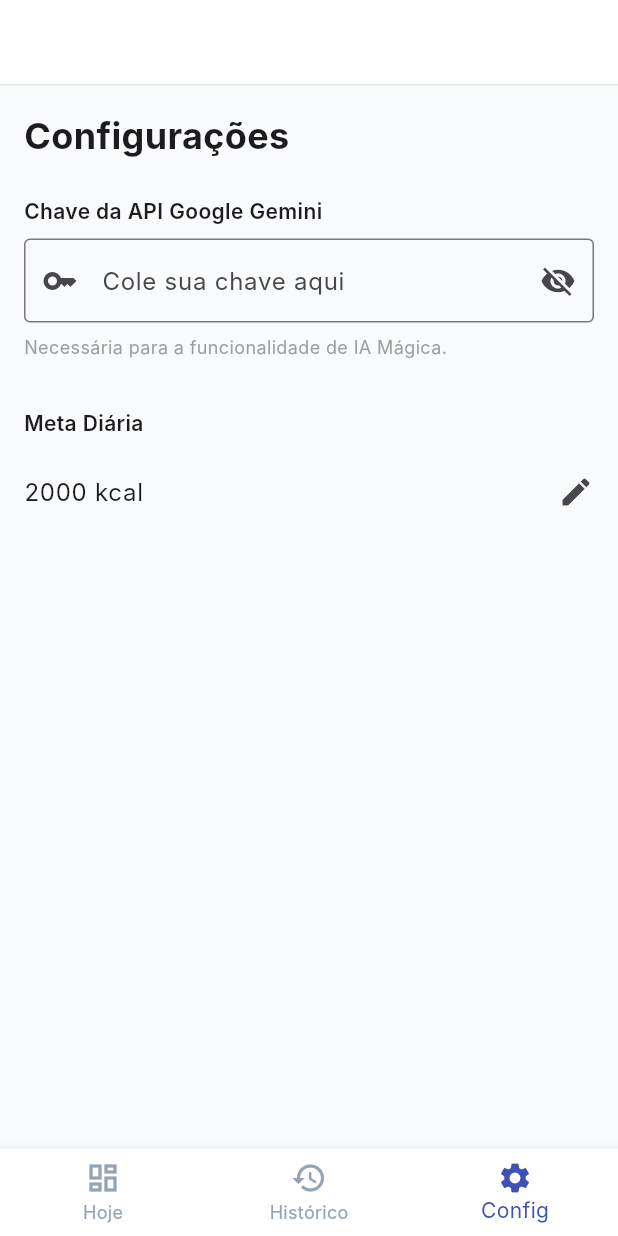
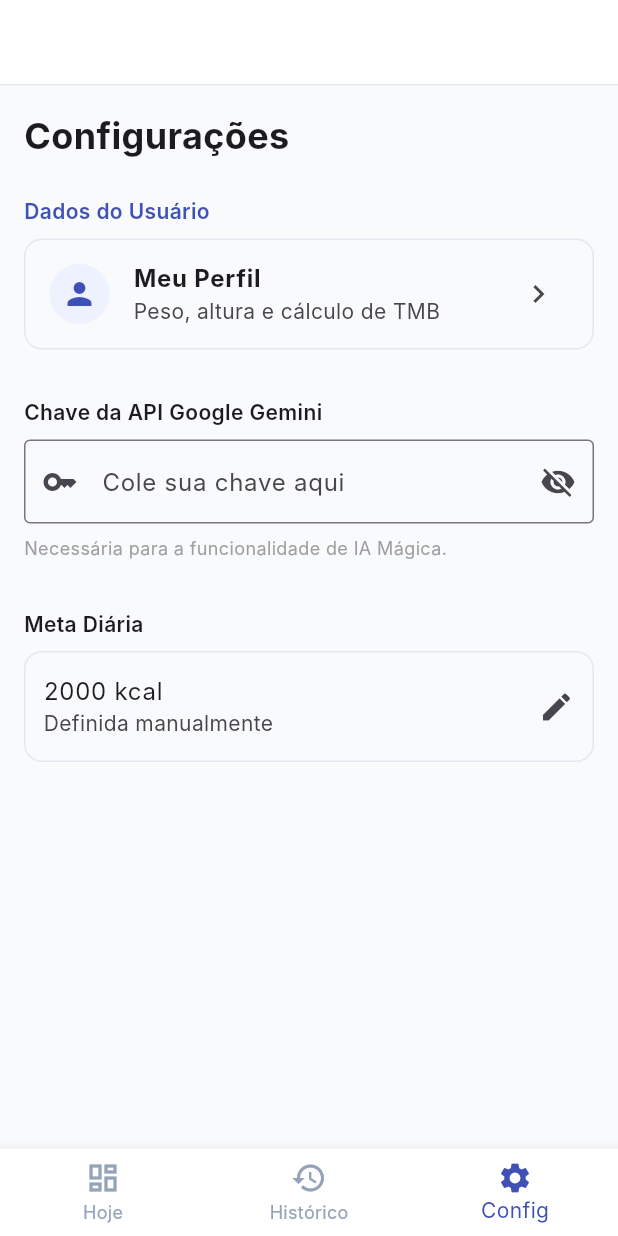
Before and after one commit to gabrielvalim0203/Contador-de-calorias-com-uso-de-IA-VERSAO-MOBILE, a Flutter app: the screen it shows after launch, item 3 of the bottom bar chosen, on a phone screen of 412 x 824 dp. Run offline on Flutter 3.47's test engine with Material 3 defaults, Android fonts, the light colour scheme and no system bars; our stand-ins replace google_generative_ai, image_picker, shared_preferences; Roboto replaces fonts that are missing (Inter).

Commit message:
feat: implementa perfil do usuário e cálculo automático de meta calórica (TMB)

```diff
--- a/lib/providers/meal_provider.dart
+++ b/lib/providers/meal_provider.dart
@@ -1,6 +1,42 @@
 import 'dart:convert';
 import 'package:flutter/foundation.dart';
 import 'package:shared_preferences/shared_preferences.dart';
+
+class UserProfile {
+  final int age;
+  final double weight;
+  final double height;
+  final String gender; // 'Masculino' or 'Feminino'
+  final double activityLevel;
+  final bool useAutoGoal;
+
+  UserProfile({
+    this.age = 25,
+    this.weight = 70.0,
+    this.height = 170.0,
+    this.gender = 'Masculino',
+    this.activityLevel = 1.2,
+    this.useAutoGoal = false,
+  });
+
+  Map<String, dynamic> toJson() => {
+    'age': age,
+    'weight': weight,
+    'height': height,
+    'gender': gender,
+    'activityLevel': activityLevel,
+    'useAutoGoal': useAutoGoal,
+  };
+
+  factory UserProfile.fromJson(Map<String, dynamic> json) => UserProfile(
+    age: json['age'] ?? 25,
+    weight: (json['weight'] as num?)?.toDouble() ?? 70.0,
+    height: (json['height'] as num?)?.toDouble() ?? 170.0,
+    gender: json['gender'] ?? 'Masculino',
+    activityLevel: (json['activityLevel'] as num?)?.toDouble() ?? 1.2,
+    useAutoGoal: json['useAutoGoal'] ?? false,
+  );
+}
 
 class Meal {
   final String id;
@@ -83,6 +119,7 @@ class MealProvider with ChangeNotifier {
   List<HistoryItem> _history = [];
   int _goal = 2000;
   String _apiKey = '';
+  UserProfile _profile = UserProfile();
 
   // OPCIONAL: Coloque sua chave aqui para ela já vir configurada!
   // (Lembre-se de apagar antes de subir para o GitHub!)
@@ -92,9 +129,26 @@ class MealProvider with ChangeNotifier {
 
   List<Meal> get meals => _meals;
   List<HistoryItem> get history => _history;
-  int get goal => _goal;
   String get apiKey => _apiKey;
   DateTime get selectedDate => _selectedDate;
+  UserProfile get profile => _profile;
+
+  int get goal {
+    if (_profile.useAutoGoal) {
+      return calculatedTDEE;
+    }
+    return _goal;
+  }
+
+  int get calculatedTDEE {
+    double tmb;
+    if (_profile.gender == 'Masculino') {
+      tmb = (10 * _profile.weight) + (6.25 * _profile.height) - (5 * _profile.age) + 5;
+    } else {
+      tmb = (10 * _profile.weight) + (6.25 * _profile.height) - (5 * _profile.age) - 161;
+    }
+    return (tmb * _profile.activityLevel).round();
+  }
 
   List<Meal> get currentMeals {
     return _meals.where((meal) {
@@ -136,6 +190,12 @@ class MealProvider with ChangeNotifier {
     // Load API Key
     _apiKey = prefs.getString('apiKey') ?? _hardcodedApiKey;
 
+    // Load Profile
+    final profileJson = prefs.getString('userProfile');
+    if (profileJson != null) {
+      _profile = UserProfile.fromJson(jsonDecode(profileJson));
+    }
+
     notifyListeners();
   }
 
@@ -145,6 +205,7 @@ class MealProvider with ChangeNotifier {
     prefs.setString('history', jsonEncode(_history.map((e) => e.toJson()).toList()));
     prefs.setInt('goal', _goal);
     prefs.setString('apiKey', _apiKey);
+    prefs.setString('userProfile', jsonEncode(_profile.toJson()));
   }
 
   void addMeal(String name, int calories, {int protein = 0, int carbs = 0, int fat = 0}) {
@@ -221,6 +282,12 @@ class MealProvider with ChangeNotifier {
     notifyListeners();
   }
 
+  void updateProfile(UserProfile newProfile) {
+    _profile = newProfile;
+    _saveToPrefs();
+    notifyListeners();
+  }
+
   void setSelectedDate(DateTime date) {
     _selectedDate = date;
     notifyListeners();
--- a/lib/screens/settings_screen.dart
+++ b/lib/screens/settings_screen.dart
@@ -1,6 +1,7 @@
 import 'package:flutter/material.dart';
 import 'package:provider/provider.dart';
 import '../providers/meal_provider.dart';
+import 'profile_screen.dart';
 
 class SettingsScreen extends StatefulWidget {
   const SettingsScreen({super.key});
@@ -31,6 +32,31 @@ class _SettingsScreenState extends State<SettingsScreen> {
           style: TextStyle(fontSize: 24, fontWeight: FontWeight.bold),
         ),
         const SizedBox(height: 24),
+
+        // Perfil Section
+        const Text(
+          'Dados do Usuário',
+          style: TextStyle(fontWeight: FontWeight.w600, color: Colors.indigo),
+        ),
+        const SizedBox(height: 8),
+        ListTile(
+          shape: RoundedRectangleBorder(borderRadius: BorderRadius.circular(12), side: const BorderSide(color: Color(0xFFE2E8F0))),
+          leading: const CircleAvatar(
+            backgroundColor: Color(0xFFEEF2FF),
+            child: Icon(Icons.person, color: Colors.indigo),
+          ),
+          title: const Text('Meu Perfil', style: TextStyle(fontWeight: FontWeight.bold)),
+          subtitle: const Text('Peso, altura e cálculo de TMB'),
+          trailing: const Icon(Icons.chevron_right),
+          onTap: () {
+            Navigator.push(
+              context,
+              MaterialPageRoute(builder: (context) => const ProfileScreen()),
+            );
+          },
+        ),
+
+        const SizedBox(height: 32),
         const Text(
           'Chave da API Google Gemini',
           style: TextStyle(fontWeight: FontWeight.w600),
@@ -53,7 +79,6 @@ class _SettingsScreenState extends State<SettingsScreen> {
           },
         ),
 
-
         const SizedBox(height: 8),
         const Text(
           'Necessária para a funcionalidade de IA Mágica.',
@@ -68,11 +93,20 @@ class _SettingsScreenState extends State<SettingsScreen> {
         const SizedBox(height: 8),
         Consumer<MealProvider>(
           builder: (context, provider, _) => ListTile(
-            contentPadding: EdgeInsets.zero,
+            contentPadding: const EdgeInsets.symmetric(horizontal: 12),
+            shape: RoundedRectangleBorder(borderRadius: BorderRadius.circular(12), side: const BorderSide(color: Color(0xFFE2E8F0))),
             title: Text('${provider.goal} kcal'),
-             trailing: const Icon(Icons.edit),
+             subtitle: Text(provider.profile.useAutoGoal ? 'Calculada automaticamente' : 'Definida manualmente'),
+             trailing: provider.profile.useAutoGoal ? const Icon(Icons.bolt, color: Colors.amber) : const Icon(Icons.edit),
              onTap: () async {
-                  final controller = TextEditingController(text: provider.goal.toString());
+                   if (provider.profile.useAutoGoal) {
+                     ScaffoldMessenger.of(context).showSnackBar(
+                       const SnackBar(content: Text('A meta está automática. Altere no seu Perfil.')),
+                     );
+                     return;
+                   }
+
+                   final controller = TextEditingController(text: provider.goal.toString());
                    final newGoal = await showDialog<int>(
                      context: context,
                      builder: (ctx) => AlertDialog(
--- a/lib/widgets/daily_summary.dart
+++ b/lib/widgets/daily_summary.dart
@@ -51,6 +51,13 @@ class DailySummary extends StatelessWidget {
               ),
               InkWell(
                 onTap: () async {
+                   if (provider.profile.useAutoGoal) {
+                     ScaffoldMessenger.of(context).showSnackBar(
+                       const SnackBar(content: Text('A meta está automática. Altere no seu Perfil.')),
+                     );
+                     return;
+                   }
+
                    // Simple dialog to update goal
                    final controller = TextEditingController(text: goal.toString());
                    final newGoal = await showDialog<int>(
```
Also changed, not shown: lib/screens/profile_screen.dart (added, +236 -0 lines).
